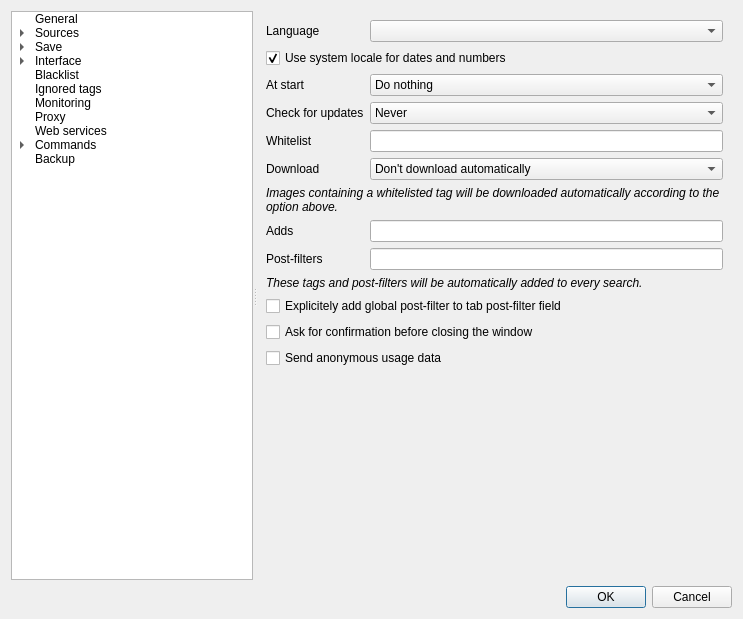
Bionus/imgbrd-grabber, file src/gui/src/settings/options-window.ui: the form before one commit.
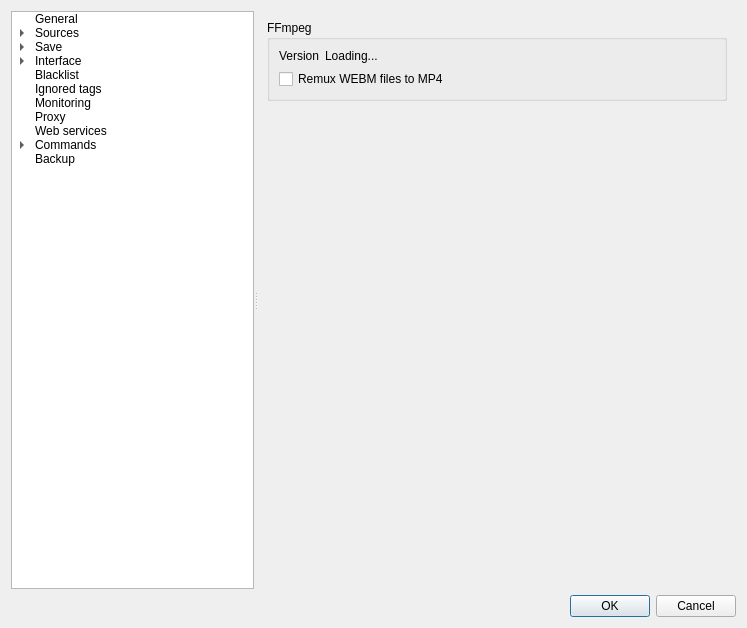
The form after the commit. The open tabs and pages were chosen to show the change. Icons and pictures are not drawn.

Commit message: feat: allow to remux WEBM to MP4 using FFmpeg (fix #3092)

```diff
--- a/src/gui/src/settings/options-window.ui
+++ b/src/gui/src/settings/options-window.ui
@@ -6,8 +6,8 @@
    <rect>
     <x>0</x>
     <y>0</y>
-    <width>743</width>
-    <height>619</height>
+    <width>747</width>
+    <height>628</height>
    </rect>
   </property>
   <property name="windowTitle">
@@ -1429,6 +1429,53 @@
         </item>
        </layout>
       </widget>
+      <widget class="QWidget" name="pageFormatConversion">
+       <layout class="QVBoxLayout" name="verticalLayout_15">
+        <item>
+         <widget class="QGroupBox" name="groupConversionFFmpeg">
+          <property name="title">
+           <string>FFmpeg</string>
+          </property>
+          <layout class="QFormLayout" name="formLayout_27">
+           <item row="0" column="0">
+            <widget class="QLabel" name="labelConversionFFmpegVersionLabel">
+             <property name="text">
+              <string>Version</string>
+             </property>
+            </widget>
+           </item>
+           <item row="0" column="1">
+            <widget class="QLabel" name="labelConversionFFmpegVersion">
+             <property name="text">
+              <string>Loading...</string>
+             </property>
+            </widget>
+           </item>
+           <item row="1" column="0" colspan="2">
+            <widget class="QCheckBox" name="checkConversionFFmpegRemuxWebmToMp4">
+             <property name="text">
+              <string>Remux WEBM files to MP4</string>
+             </property>
+            </widget>
+           </item>
+          </layout>
+         </widget>
+        </item>
+        <item>
+         <spacer name="spacerFormatConversion">
+          <property name="orientation">
+           <enum>Qt::Vertical</enum>
+          </property>
+          <property name="sizeHint" stdset="0">
+           <size>
+            <width>0</width>
+            <height>0</height>
+           </size>
+          </property>
+         </spacer>
+        </item>
+       </layout>
+      </widget>
       <widget class="QWidget" name="pageInterface">
        <layout class="QFormLayout" name="formLayout_7">
         <property name="fieldGrowthPolicy">
```
Left out of the diff: 9 changed lines with no effect on the pictures. The commit also changes 7 other files.
